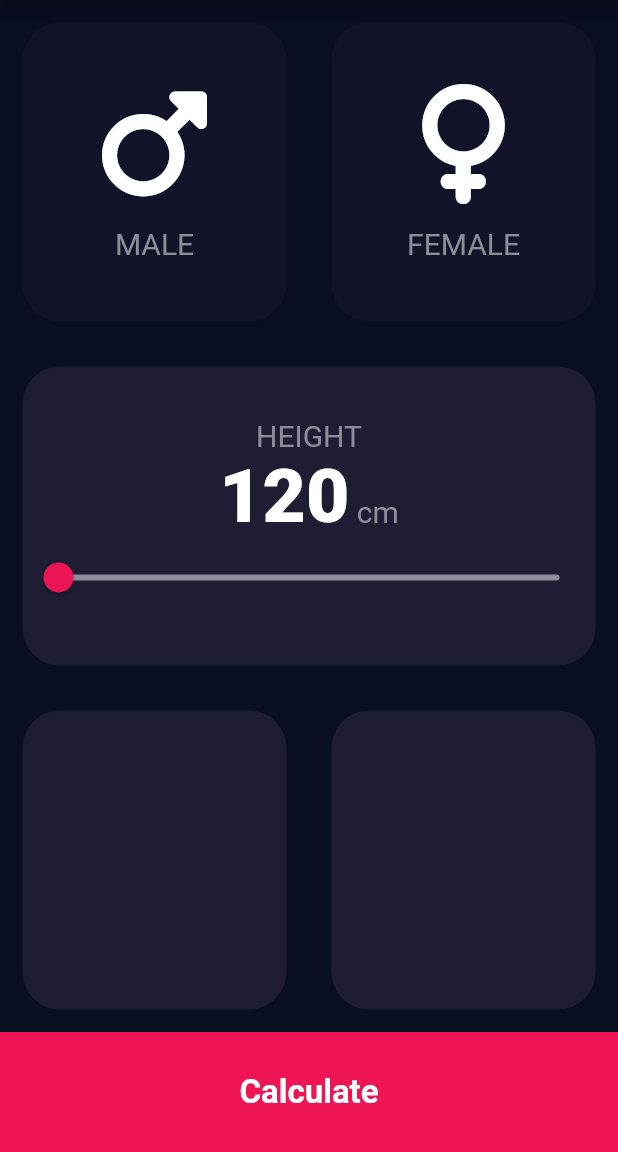
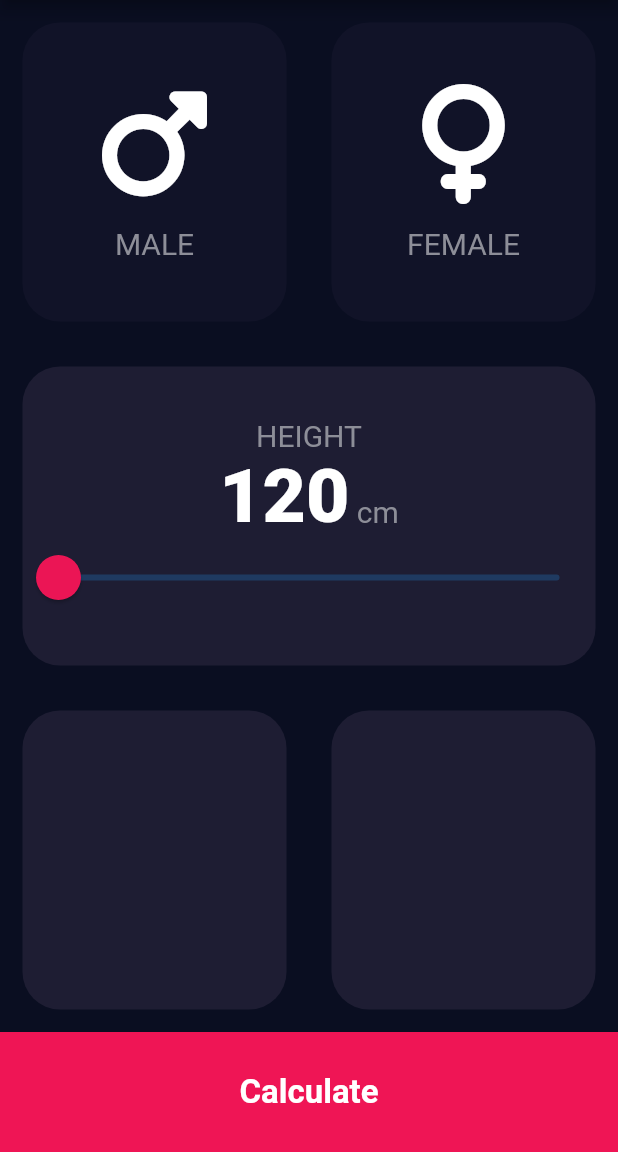
Before and after one commit to bhuvabhavik/BMI-CALCULATOR, a Flutter app: the screen it shows after launch, on a phone screen of 412 x 824 dp, the part 84-1236 px from its top. Run offline on Flutter 3.47's test engine with Material 2 defaults, Android fonts, the phone set to English and light mode, and no system bars; our stand-ins replace font_awesome_flutter.

Commit message:
customised slider theme

```diff
--- a/bmicalculator/lib/home_page.dart
+++ b/bmicalculator/lib/home_page.dart
@@ -103,17 +103,25 @@ class _HomePageState extends State<HomePage> {
                         ),
                       ],
                     ),
-                    Slider(
+                    SliderTheme(
+                      data: SliderTheme.of(context).copyWith(
+                          activeTrackColor: Colors.white,
+                          inactiveTickMarkColor: Color(0xff8d8e98),
+                          thumbColor: Color(0xffeb1555),
+                          thumbShape: RoundSliderThumbShape(
+                            enabledThumbRadius: 15,
+                          ),
+                          overlayColor: Color(0x29eb1555)),
+                      child: Slider(
                         value: height.toDouble(),
                         min: 120,
                         max: 220,
-                      activeColor: Color(0xffeb1555),
-                      inactiveColor: Color(0xff8d8e98),
                         onChanged: (double newValue) {
                           setState(() {
                             height = newValue.toInt();
                           });
                         },
+                      ),
                     )
                   ],
                 )),
```
Lines whose indentation alone changed are shown as unchanged.
